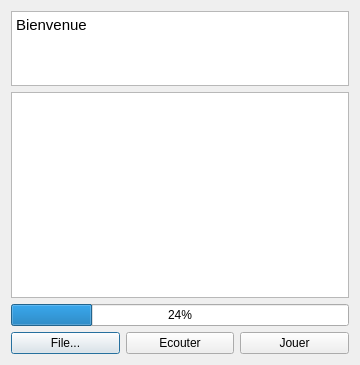
Before: the Qt Designer form UI/mainWindows.ui in AndyChalendard/Karaoke, drawn with Qt 5.
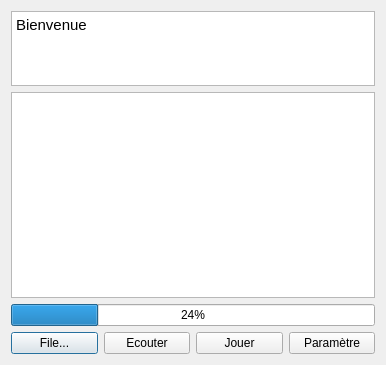
After: the same form once the commit is applied.

Commit message: UI Paramètre

Diff of the .ui file:
```diff
--- a/UI/mainWindows.ui
+++ b/UI/mainWindows.ui
@@ -9,7 +9,7 @@
    <rect>
     <x>0</x>
     <y>0</y>
-    <width>360</width>
+    <width>386</width>
     <height>365</height>
    </rect>
   </property>
@@ -75,6 +75,13 @@
          </property>
         </widget>
        </item>
+       <item>
+        <widget class="QPushButton" name="Button_Parametre">
+         <property name="text">
+          <string>Paramètre</string>
+         </property>
+        </widget>
+       </item>
       </layout>
      </item>
     </layout>
```
Left out of the diff: 17 changed lines with no effect on the pictures. The commit also changes 4 other files.
